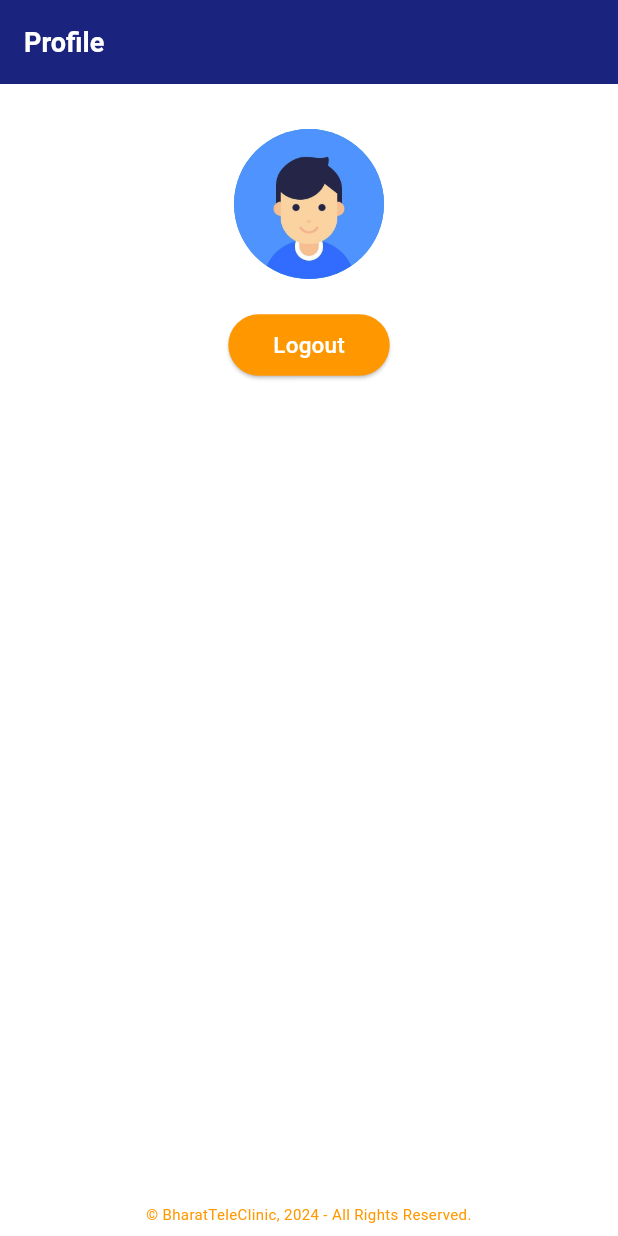
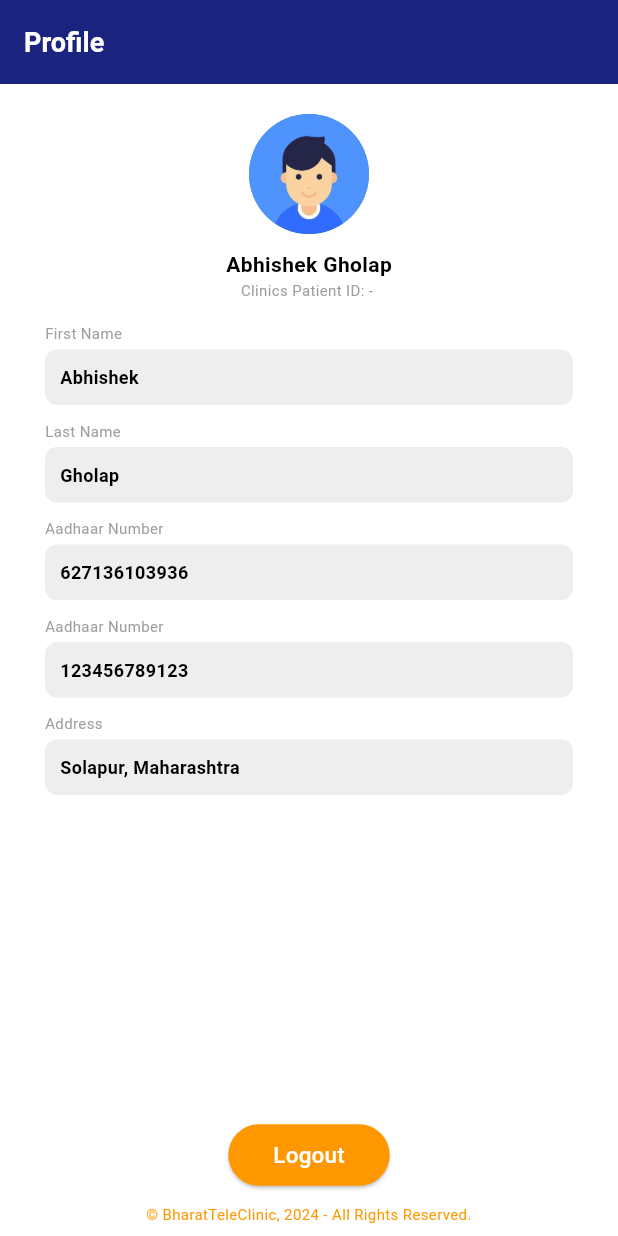
Before and after one commit to OpAbhiG/bt_fe_patient_app, a Flutter app: the Profile screen opened directly, on a phone screen of 412 x 824 dp. Run offline on Flutter 3.47's test engine with Material 3 defaults, Android fonts, the phone set to English and light mode, and no system bars; Roboto replaces fonts that are missing (Schyler).

Commit message:
adding profile
adding profile

```diff
--- a/login_registration_screen/lib/screens/profile_screen.dart
+++ b/login_registration_screen/lib/screens/profile_screen.dart
@@ -1,7 +1,4 @@
-
-
 import 'package:flutter/material.dart';
-
 import 'login_screen.dart';
 
 class Profile extends StatelessWidget {
@@ -14,28 +11,58 @@ class Profile extends StatelessWidget {
     return Scaffold(
       appBar: AppBar(
         automaticallyImplyLeading: false,
-        title: const Text('Profile',style: TextStyle(
-          fontSize: 18, // Adjust font size
-          fontWeight: FontWeight.bold, // Make text bold
-          fontFamily: 'Schyler', // Optional: Set a custom font family if you have one
-        )),
+        title: const Text(
+          'Profile',
+          style: TextStyle(
+            fontSize: 18,
+            fontWeight: FontWeight.bold,
+            fontFamily: 'Schyler', // Optional: Custom font if available
+          ),
+        ),
         backgroundColor: Theme.of(context).primaryColor,
         foregroundColor: Colors.white,
       ),
       body: Column(
-        mainAxisAlignment: MainAxisAlignment.center,
         children: [
+          const SizedBox(height: 20),
           Center(
             child: Column(
               children: [
-                const SizedBox(height: 30),
-
                 const CircleAvatar(
-                  radius: 50,
-
+                  radius: 40,
                   backgroundImage: AssetImage('assets/limg.jpg'),
                 ),
-                const SizedBox(height: 20),
+                const SizedBox(height: 10),
+                const Text(
+                  'Abhishek Gholap', // Replace with API data later
+                  style: TextStyle(
+                    fontSize: 14,
+                    fontWeight: FontWeight.bold,
+                  ),
+                ),
+                const Text(
+                  'Clinics Patient ID: - ', // Replace with API data
+                  style: TextStyle(
+                    fontSize: 10,
+                    color: Colors.grey,
+                  ),
+                ),
+                const SizedBox(height: 10),
+
+                _buildProfileDetail(label: 'First Name', value: 'Abhishek', isEditable: true, hasCalendarIcon: false),
+                _buildProfileDetail(label: 'Last Name', value: 'Gholap', isEditable: true, hasCalendarIcon: true),
+                // _buildProfileDetail(label: 'Date of Birth', value: 'DOB', isEditable: true, hasCalendarIcon: true),
+                // _buildProfileDetail(label: 'Gender', value: 'Male', isEditable: false, hasCalendarIcon: false),
+                // _buildProfileDetail(label: 'Age', value: '23 Yrs', isEditable: false, hasCalendarIcon: true),
+                _buildProfileDetail(label: 'Aadhaar Number', value: '627136103936', isEditable: false, hasCalendarIcon: true),
+                // _buildProfileDetail(label: 'Email', value: 'gholapabhishek9@gmail.com', isEditable: false, hasCalendarIcon: true),
+                // _buildProfileDetail(label: 'Mobile Number', value: '9876543210', isEditable: true, hasCalendarIcon: true),
+                _buildProfileDetail(label: 'Aadhaar Number', value: '123456789123', isEditable: true, hasCalendarIcon: true),
+                _buildProfileDetail(label: 'Address', value: 'Solapur, Maharashtra', isEditable: true, hasCalendarIcon: true),
+              ],
+            ),
+          ),
+          const Spacer(),
           ElevatedButton(
             onPressed: () {
               showDialog(
@@ -43,7 +70,7 @@ class Profile extends StatelessWidget {
                 builder: (BuildContext context) {
                   return AlertDialog(
                     title: const Text('Logout'),
-                          content: const Text('Are you sure you want to logout?'),
+                    content: const Text('Are you sure you want to logout?.'),
                     actions: <Widget>[
                       TextButton(
                         child: const Text('Cancel'),
@@ -75,10 +102,6 @@ class Profile extends StatelessWidget {
               style: TextStyle(fontSize: 15, color: Colors.white),
             ),
           ),
-              ],
-            ),
-          ),
-          const Spacer(),
           const Padding(
             padding: EdgeInsets.all(8.0),
             child: Text(
@@ -91,4 +114,104 @@ class Profile extends StatelessWidget {
       ),
     );
   }
+
+  Widget _buildProfileDetail({required String label, required String value, required bool isEditable, required bool hasCalendarIcon}) {
+    return Padding(
+      padding: const EdgeInsets.symmetric(horizontal: 30.0, vertical: 5.0),
+      child: Column(
+        crossAxisAlignment: CrossAxisAlignment.start,
+        children: [
+          Text(
+            label,
+            style: const TextStyle(fontSize: 10, color: Colors.grey),
+          ),
+          const SizedBox(height: 4),
+          Container(
+            padding: const EdgeInsets.all(10),
+            width: double.infinity,
+            decoration: BoxDecoration(
+              color: Colors.grey[200],
+              borderRadius: BorderRadius.circular(8),
+            ),
+            child: Text(
+              value,
+              style: const TextStyle(fontSize: 12, fontWeight: FontWeight.bold),
+            ),
+          ),
+        ],
+      ),
+    );
   }
+
+
+  // Widget _buildProfileDetail({required String label, required String value, bool isEditable = false, bool hasCalendarIcon = false}) {
+  //   return Padding(
+  //     padding: const EdgeInsets.symmetric(vertical: 8.0),
+  //     child: Column(
+  //       crossAxisAlignment: CrossAxisAlignment.start,
+  //       children: [
+  //         Text(
+  //           label,
+  //           style: const TextStyle(fontSize: 14, fontWeight: FontWeight.bold),
+  //         ),
+  //         const SizedBox(height: 4),
+  //         TextField(
+  //           controller: TextEditingController(text: value),
+  //           enabled: isEditable,
+  //           decoration: InputDecoration(
+  //             suffixIcon: hasCalendarIcon ? const Icon(Icons.calendar_today, color: Colors.orange) : null,
+  //             filled: true,
+  //             fillColor: isEditable ? Colors.white : Colors.grey[200],
+  //             enabledBorder: OutlineInputBorder(
+  //               borderSide: BorderSide(color: Colors.grey[300]!),
+  //               borderRadius: BorderRadius.circular(8),
+  //             ),
+  //             disabledBorder: OutlineInputBorder(
+  //               borderSide: BorderSide(color: Colors.grey[300]!),
+  //               borderRadius: BorderRadius.circular(8),
+  //             ),
+  //           ),
+  //           style: TextStyle(color: isEditable ? Colors.black : Colors.grey[600]),
+  //         ),
+  //       ],
+  //     ),
+  //   );
+  // }
+
+  // Widget _buildProfileDetail({required String label, required String value}) {
+  //   return Padding(
+  //     padding: const EdgeInsets.symmetric(vertical: 8.0),
+  //     child: Column(
+  //       crossAxisAlignment: CrossAxisAlignment.start,
+  //       children: [
+  //         Text(
+  //           label,
+  //           style: const TextStyle(fontSize: 14, fontWeight: FontWeight.bold),
+  //         ),
+  //         const SizedBox(height: 4),
+  //         Container(
+  //           padding: const EdgeInsets.symmetric(horizontal: 12),
+  //           decoration: BoxDecoration(
+  //             color: Colors.grey[200],
+  //             borderRadius: BorderRadius.circular(8),
+  //             border: Border.all(color: Colors.grey[300]!),
+  //           ),
+  //           child: DropdownButtonHideUnderline(
+  //             child: DropdownButton<String>(
+  //               value: value,
+  //               items: const [
+  //                 DropdownMenuItem(value: 'Male', child: Text('Male')),
+  //                 DropdownMenuItem(value: 'Female', child: Text('Female')),
+  //               ],
+  //               onChanged: (String? newValue) {},
+  //             ),
+  //           ),
+  //         ),
+  //       ],
+  //     ),
+  //   );
+  // }
+
+
+
+}
```
Lines whose indentation alone changed are shown as unchanged.
